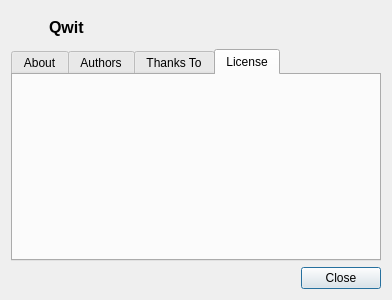
This is branches/ng/src/AboutDialog.ui in asolfre/qwit as Qt 5 draws it before an edit. The edited form follows.
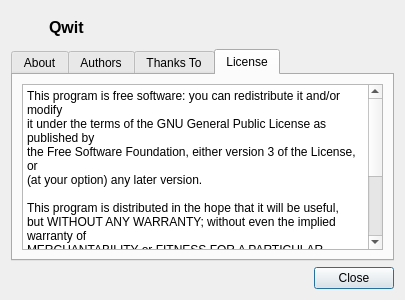
This is the edited form. The open tabs and pages were chosen to show the change. Icons and pictures are not drawn.

Commit message: ng branch: about dialog updated

```diff
--- a/branches/ng/src/AboutDialog.ui
+++ b/branches/ng/src/AboutDialog.ui
@@ -9,7 +9,7 @@
    <rect>
     <x>0</x>
     <y>0</y>
-    <width>392</width>
+    <width>405</width>
     <height>300</height>
    </rect>
   </property>
@@ -159,6 +159,31 @@
         <attribute name="title">
          <string>License</string>
         </attribute>
+        <layout class="QGridLayout" name="gridLayout_3">
+         <item row="0" column="0">
+          <widget class="QTextBrowser" name="textBrowser">
+           <property name="html">
+            <string>&lt;!DOCTYPE HTML PUBLIC &quot;-//W3C//DTD HTML 4.0//EN&quot; &quot;http://www.w3.org/TR/REC-html40/strict.dtd&quot;&gt;
+&lt;html&gt;&lt;head&gt;&lt;meta name=&quot;qrichtext&quot; content=&quot;1&quot; /&gt;&lt;style type=&quot;text/css&quot;&gt;
+p, li { white-space: pre-wrap; }
+&lt;/style&gt;&lt;/head&gt;&lt;body style=&quot; font-family:'DejaVu Sans'; font-size:9pt; font-weight:400; font-style:normal;&quot;&gt;
+&lt;p style=&quot; margin-top:0px; margin-bottom:0px; margin-left:0px; margin-right:0px; -qt-block-indent:0; text-indent:0px;&quot;&gt;This program is free software: you can redistribute it and/or modify&lt;/p&gt;
+&lt;p style=&quot; margin-top:0px; margin-bottom:0px; margin-left:0px; margin-right:0px; -qt-block-indent:0; text-indent:0px;&quot;&gt;it under the terms of the GNU General Public License as published by&lt;/p&gt;
+&lt;p style=&quot; margin-top:0px; margin-bottom:0px; margin-left:0px; margin-right:0px; -qt-block-indent:0; text-indent:0px;&quot;&gt;the Free Software Foundation, either version 3 of the License, or&lt;/p&gt;
+&lt;p style=&quot; margin-top:0px; margin-bottom:0px; margin-left:0px; margin-right:0px; -qt-block-indent:0; text-indent:0px;&quot;&gt;(at your option) any later version.&lt;/p&gt;
+&lt;p style=&quot;-qt-paragraph-type:empty; margin-top:0px; margin-bottom:0px; margin-left:0px; margin-right:0px; -qt-block-indent:0; text-indent:0px;&quot;&gt;&lt;/p&gt;
+&lt;p style=&quot; margin-top:0px; margin-bottom:0px; margin-left:0px; margin-right:0px; -qt-block-indent:0; text-indent:0px;&quot;&gt;This program is distributed in the hope that it will be useful,&lt;/p&gt;
+&lt;p style=&quot; margin-top:0px; margin-bottom:0px; margin-left:0px; margin-right:0px; -qt-block-indent:0; text-indent:0px;&quot;&gt;but WITHOUT ANY WARRANTY; without even the implied warranty of&lt;/p&gt;
+&lt;p style=&quot; margin-top:0px; margin-bottom:0px; margin-left:0px; margin-right:0px; -qt-block-indent:0; text-indent:0px;&quot;&gt;MERCHANTABILITY or FITNESS FOR A PARTICULAR PURPOSE.  See the&lt;/p&gt;
+&lt;p style=&quot; margin-top:0px; margin-bottom:0px; margin-left:0px; margin-right:0px; -qt-block-indent:0; text-indent:0px;&quot;&gt;GNU General Public License for more details.&lt;/p&gt;
+&lt;p style=&quot;-qt-paragraph-type:empty; margin-top:0px; margin-bottom:0px; margin-left:0px; margin-right:0px; -qt-block-indent:0; text-indent:0px;&quot;&gt;&lt;/p&gt;
+&lt;p style=&quot; margin-top:0px; margin-bottom:0px; margin-left:0px; margin-right:0px; -qt-block-indent:0; text-indent:0px;&quot;&gt;You should have received a copy of the GNU General Public License&lt;/p&gt;
+&lt;p style=&quot; margin-top:0px; margin-bottom:0px; margin-left:0px; margin-right:0px; -qt-block-indent:0; text-indent:0px;&quot;&gt;along with this program.  If not, see &amp;lt;http://www.gnu.org/licenses/&amp;gt;.&lt;/p&gt;
+&lt;p style=&quot;-qt-paragraph-type:empty; margin-top:0px; margin-bottom:0px; margin-left:0px; margin-right:0px; -qt-block-indent:0; text-indent:0px;&quot;&gt;&lt;/p&gt;&lt;/body&gt;&lt;/html&gt;</string>
+           </property>
+          </widget>
+         </item>
+        </layout>
        </widget>
       </widget>
      </item>
```
Left out of the diff: 38 changed lines with no effect on the pictures. The commit also changes 18 other files.
